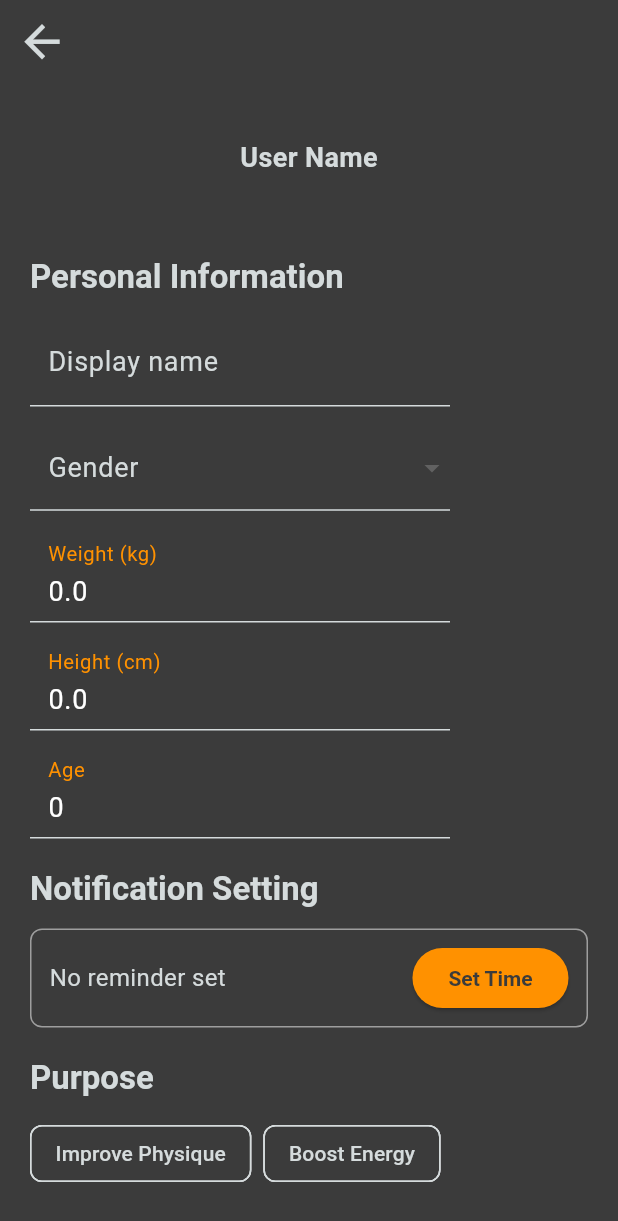
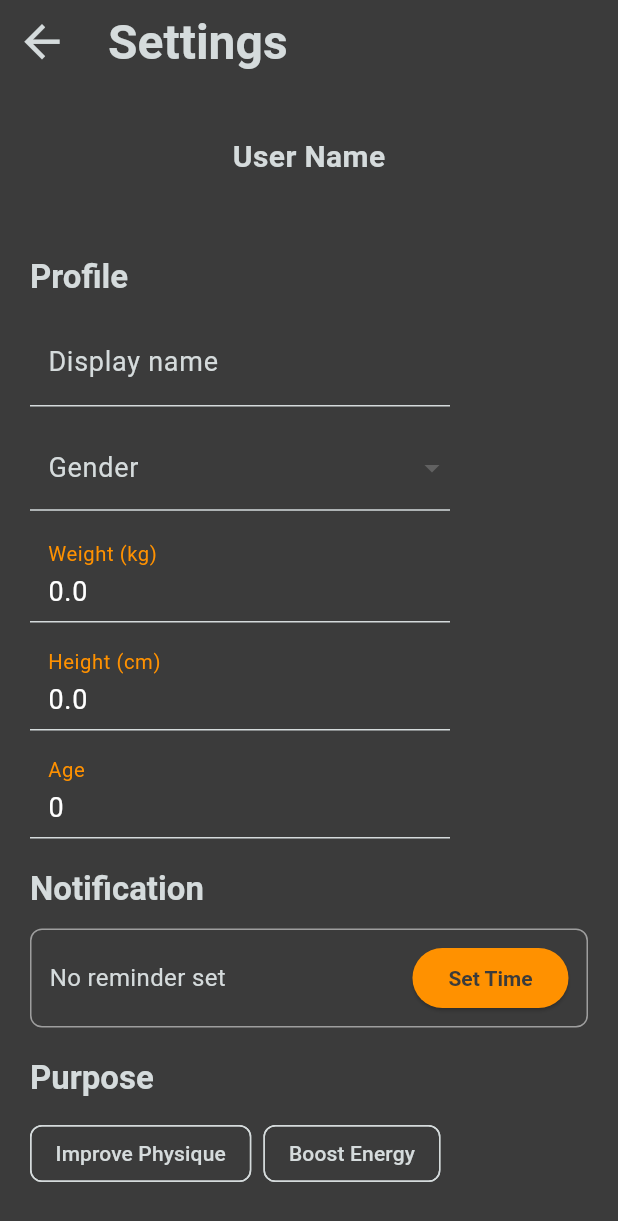
Before and after one commit to PercyChang18/csen268_project, a Flutter app: the PersonalInfoPage screen opened by its route, on a phone screen of 412 x 824 dp. Shown: the top 1221 px of the screen. Run offline on Flutter 3.47's test engine with Material 3 defaults, Android fonts, the phone set to English and light mode, and no system bars; our stand-ins replace bloc, cloud_firestore, firebase_auth, firebase_core, firebase_messaging, flutter_bloc and 6 more; missing offline and left inert: firebase_app_installations, firebase_ui_auth; accounts and stored records are empty.

Commit message:
update theme

```diff
--- a/lib/pages/personal_info_page.dart
+++ b/lib/pages/personal_info_page.dart
@@ -24,7 +24,7 @@ class _PersonalInfoPageState extends State<PersonalInfoPage> {
   final NotificationService _notificationService = NotificationService();
   TimeOfDay? _selectedTime;
 
-  final List<String> genders = ['Male', 'Female', 'Non-Binary'];
+  final List<String> genders = ['Male', 'Female', 'Non-binary'];
   final List<String> allPurposes = [
     'Improve Physique',
     'Boost Energy',
@@ -124,6 +124,8 @@ class _PersonalInfoPageState extends State<PersonalInfoPage> {
   Widget build(BuildContext context) {
     return Scaffold(
       appBar: AppBar(
+        title: const Text('Settings'),
+        // centerTitle: true,
         leading: IconButton(
           onPressed: context.pop,
           icon: const Icon(Icons.arrow_back),
@@ -135,8 +137,7 @@ class _PersonalInfoPageState extends State<PersonalInfoPage> {
           child: Column(
             children: [
               Container(
-                width: 200,
-                height: 80, // Adjusted height to accommodate name and email
+                height: 80,
                 child: Center(
                   child: Column(
                     mainAxisAlignment: MainAxisAlignment.center,
@@ -146,9 +147,11 @@ class _PersonalInfoPageState extends State<PersonalInfoPage> {
                         valueListenable: _nameController,
                         builder: (context, value, child) {
                           return Text(
-                            value.text.isNotEmpty ? value.text : 'User Name',
+                            value.text.isNotEmpty
+                                ? "Welcome! " + value.text
+                                : 'User Name',
                             style: const TextStyle(
-                              fontSize: 18,
+                              fontSize: 20,
                               fontWeight: FontWeight.bold,
                             ),
                           );
@@ -156,7 +159,7 @@ class _PersonalInfoPageState extends State<PersonalInfoPage> {
                       ),
                       Text(
                         _userEmail ?? 'No Email',
-                        style: const TextStyle(fontSize: 14),
+                        style: const TextStyle(fontSize: 16),
                       ),
                     ],
                   ),
@@ -169,7 +172,7 @@ class _PersonalInfoPageState extends State<PersonalInfoPage> {
                   crossAxisAlignment: CrossAxisAlignment.start,
                   children: [
                     Text(
-                      'Personal Information',
+                      'Profile',
                       style: Theme.of(context).textTheme.titleLarge,
                     ),
                     const SizedBox(height: 12),
@@ -320,7 +323,7 @@ class _PersonalInfoPageState extends State<PersonalInfoPage> {
                     ),
                     const SizedBox(height: 20),
                     Text(
-                      'Notification Setting',
+                      'Notification',
                       style: Theme.of(context).textTheme.titleLarge,
                     ),
                     const SizedBox(height: 12),
--- a/lib/theme/theme.dart
+++ b/lib/theme/theme.dart
@@ -2,9 +2,26 @@ import 'package:csen268_project/services/mock.dart';
 import 'package:flutter/material.dart';
 
 final ThemeData myTheme = ThemeData(
+  colorScheme: const ColorScheme(
+    brightness: Brightness.light,
+
+    primary: Color(0xFFFF9100),
+    onPrimary: Color(4294967295),
+    primaryContainer: Color(4291487487),
+    onPrimaryContainer: Color(4278197808),
+    surfaceTint: Color(4280837002),
+
+    secondary: Colors.brown,
+    onSecondary: Color(4294967295),
+    surface: Color(0xFF3B3B3B),
+    onSurface: Color(0xFFD5DBDC),
+    error: Colors.deepOrange,
+    onError: Color(4294967295),
+    errorContainer: Color(4294957782),
+    onErrorContainer: Color(4282449922),
+  ),
   textSelectionTheme: TextSelectionThemeData(cursorColor: Color(0xFFFF9100)),
   scaffoldBackgroundColor: const Color(0xFF3B3B3B),
-  primaryColor: const Color(0xFFFF9100),
   dropdownMenuTheme: DropdownMenuThemeData(),
   textTheme: const TextTheme(
     titleLarge: TextStyle(
@@ -77,13 +94,7 @@ final ThemeData myTheme = ThemeData(
       textStyle: TextStyle(color: Color(0xFFD5DBDC)),
     ),
   ),
-  // experimenting colors of the buttons
-  // iconButtonTheme: IconButtonThemeData(
-  //   style: IconButton.styleFrom(foregroundColor: Color(0xFFFF9100)),
-  // ),
-  // filledButtonTheme: FilledButtonThemeData(
-  //   style: FilledButton.styleFrom(foregroundColor: const Color(0xFFFF9100)),
-  // ),
+
   // this is the sign in button
   outlinedButtonTheme: OutlinedButtonThemeData(
     style: OutlinedButton.styleFrom(foregroundColor: Color(0xFFD5DBDC)),
```
Also changed, not shown: lib/pages/welcome_page.dart (+6 -3 lines).
